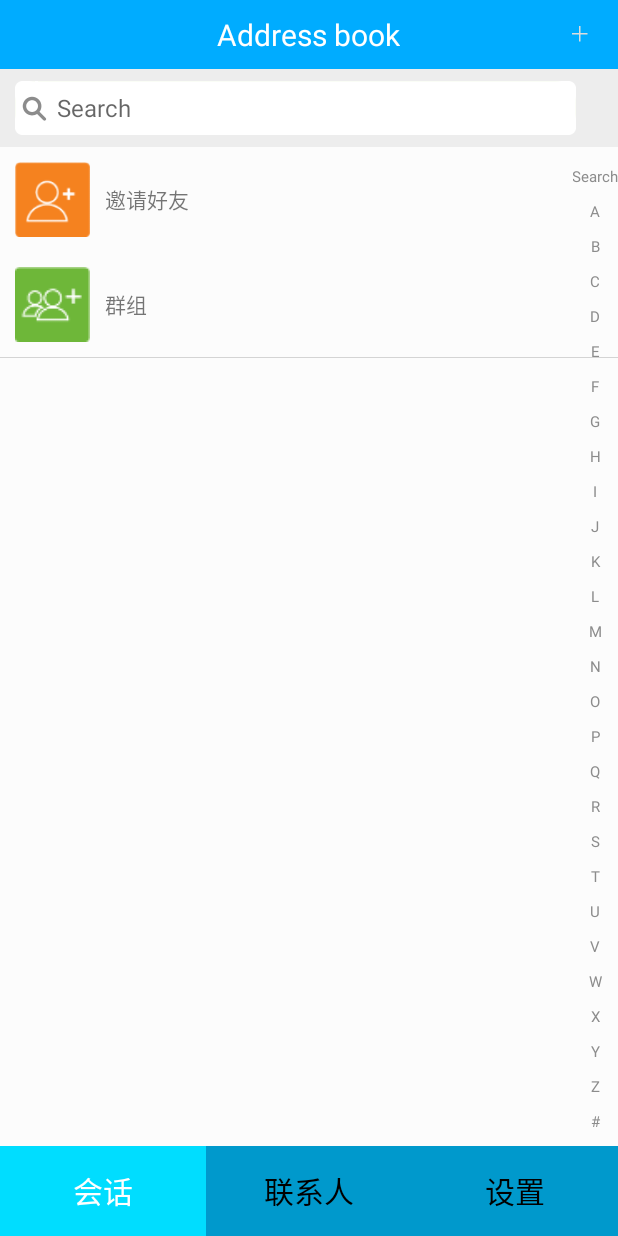
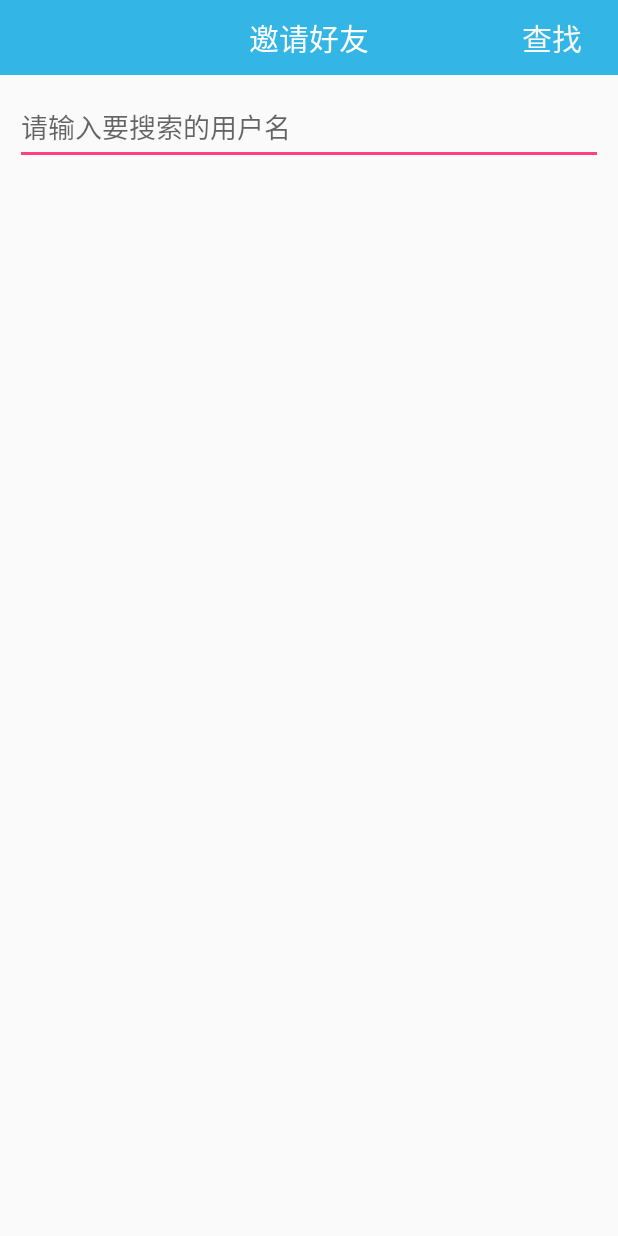
Before and after one commit to xiaoloongge/Im1020, an Android app: the fragment ContactFragment placed in its activity, after a tap on "Address book", on a phone screen of 412 x 824 dp. Run offline under Robolectric (Android 15) with nearby library versions, the phone set to English and light mode, and no system bars; our stand-ins replace ButterKnife; 1 statement that could not run was skipped.

Commit message:
查找好友

```diff
--- a/app/src/main/AndroidManifest.xml
+++ b/app/src/main/AndroidManifest.xml
@@ -61,7 +61,8 @@
         </receiver>
 
         <activity android:name=".controller.activity.MainActivity" />
-        <activity android:name=".controller.activity.LoginActivity"></activity>
+        <activity android:name=".controller.activity.LoginActivity" />
+        <activity android:name=".controller.activity.InviteActivity"></activity>
     </application>
 
 </manifest>
--- /dev/null
+++ b/app/src/main/java/com/im1020/controller/activity/InviteActivity.java
@@ -0,0 +1,94 @@
+package com.im1020.controller.activity;
+
+import android.os.Bundle;
+import android.support.v7.app.AppCompatActivity;
+import android.text.TextUtils;
+import android.view.View;
+import android.widget.Button;
+import android.widget.EditText;
+import android.widget.LinearLayout;
+import android.widget.TextView;
+
+import com.hyphenate.chat.EMClient;
+import com.hyphenate.exceptions.HyphenateException;
+import com.im1020.R;
+import com.im1020.modle.Modle;
+import com.im1020.utils.ShowToast;
+
+import butterknife.Bind;
+import butterknife.ButterKnife;
+import butterknife.OnClick;
+
+public class InviteActivity extends AppCompatActivity {
+
+    @Bind(R.id.invite_btn_search)
+    Button inviteBtnSearch;
+    @Bind(R.id.invite_et_search)
+    EditText inviteEtSearch;
+    @Bind(R.id.invite_tv_username)
+    TextView inviteTvUsername;
+    @Bind(R.id.invite_btn_add)
+    Button inviteBtnAdd;
+    @Bind(R.id.invite_ll_item)
+    LinearLayout inviteLlItem;
+    private String username;
+
+    @Override
+    protected void onCreate(Bundle savedInstanceState) {
+        super.onCreate(savedInstanceState);
+        setContentView(R.layout.activity_invite);
+        ButterKnife.bind(this);
+
+
+    }
+
+    @OnClick({R.id.invite_btn_search, R.id.invite_btn_add})
+    public void onClick(View view) {
+        switch (view.getId()) {
+            case R.id.invite_btn_search:
+
+                //搜索
+                //验证
+                if (validate()){
+                    //显示搜索结果
+                    inviteLlItem.setVisibility(View.VISIBLE);
+
+                    inviteTvUsername.setText(username);
+                }else{
+                    inviteLlItem.setVisibility(View.GONE);
+                }
+                break;
+            case R.id.invite_btn_add:
+
+                //添加
+                Modle.getInstance().getGlobalThread().execute(new Runnable() {
+                    @Override
+                    public void run() {
+                        //去环信服务器添加好友
+                        //参数为要添加的好友的username和添加理由
+                        try {
+                            EMClient.getInstance().contactManager()
+                                    .addContact(username,"添加好友");
+                            ShowToast.showUI(InviteActivity.this,"添加好友成功");
+                        } catch (HyphenateException e) {
+                            e.printStackTrace();
+                            ShowToast.showUI(InviteActivity.this,"添加好友失败"+e.getMessage());
+                        }
+                    }
+                });
+                break;
+        }
+    }
+
+    private boolean validate() {
+        //本地验证
+        username = inviteEtSearch.getText().toString().trim();
+        if (TextUtils.isEmpty(username)){
+            ShowToast.show(this,"用户名不能为空");
+            return false;
+        }
+        //服务器验证
+
+        return true;
+    }
+}
--- a/app/src/main/java/com/im1020/controller/fragment/ContactFragment.java
+++ b/app/src/main/java/com/im1020/controller/fragment/ContactFragment.java
@@ -1,5 +1,6 @@
 package com.im1020.controller.fragment;
 
+import android.content.Intent;
 import android.os.Bundle;
 import android.view.LayoutInflater;
 import android.view.View;
@@ -9,6 +10,7 @@ import android.widget.LinearLayout;
 
 import com.hyphenate.easeui.ui.EaseContactListFragment;
 import com.im1020.R;
+import com.im1020.controller.activity.InviteActivity;
 import com.im1020.utils.ShowToast;
 
 import butterknife.Bind;
@@ -42,7 +44,9 @@ public class ContactFragment extends EaseContactListFragment {
         titleBar.setOnClickListener(new View.OnClickListener() {
             @Override
             public void onClick(View v) {
-                ShowToast.show(getActivity(),"aaa");
+                //跳转到邀请界面
+                Intent intent = new Intent(getActivity(),InviteActivity.class);
+                startActivity(intent);
             }
         });
     }
--- /dev/null
+++ b/app/src/main/res/layout/activity_invite.xml
@@ -0,0 +1,67 @@
+<?xml version="1.0" encoding="utf-8"?>
+<LinearLayout xmlns:android="http://schemas.android.com/apk/res/android"
+    xmlns:tools="http://schemas.android.com/tools"
+    android:layout_width="match_parent"
+    android:layout_height="match_parent"
+    android:orientation="vertical">
+
+
+    <RelativeLayout
+        android:layout_width="match_parent"
+        android:layout_height="50dp"
+        android:background="@android:color/holo_blue_light">
+        <TextView
+            android:layout_width="wrap_content"
+            android:layout_height="match_parent"
+            android:text="邀请好友"
+            android:textSize="20sp"
+            android:textColor="@android:color/white"
+            android:layout_centerInParent="true"
+            android:gravity="center"/>
+        <Button
+            android:layout_width="wrap_content"
+            android:layout_height="match_parent"
+            android:textSize="20sp"
+            android:text="查找"
+            android:id="@+id/invite_btn_search"
+            android:textColor="@color/btn_white_normal"
+            android:layout_alignParentRight="true"
+            android:background="@null"/>
+    </RelativeLayout>
+
+    <EditText
+        android:layout_width="match_parent"
+        android:layout_height="50dp"
+        android:id="@+id/invite_et_search"
+        android:hint="请输入要搜索的用户名"
+        android:layout_margin="10dp"/>
+
+    <LinearLayout
+        android:layout_width="match_parent"
+        android:layout_height="50dp"
+        android:orientation="horizontal"
+        android:layout_marginLeft="10dp"
+        android:id="@+id/invite_ll_item"
+        android:visibility="gone"
+        android:layout_marginRight="10dp">
+        <ImageView
+            android:layout_width="50dp"
+            android:layout_height="match_parent"
+            android:background="@drawable/ease_default_avatar"/>
+        <TextView
+            android:layout_width="0dp"
+            android:layout_weight="1"
+            android:layout_height="match_parent"
+            android:text="小明"
+            android:textSize="20sp"
+            android:id="@+id/invite_tv_username"
+            android:gravity="center|left"
+            android:layout_marginLeft="10dp"/>
+        <Button
+            android:layout_width="wrap_content"
+            android:layout_height="match_parent"
+            android:text="添加"
+            android:id="@+id/invite_btn_add"
+            android:layout_gravity="right"/>
+    </LinearLayout>
+</LinearLayout>
```
